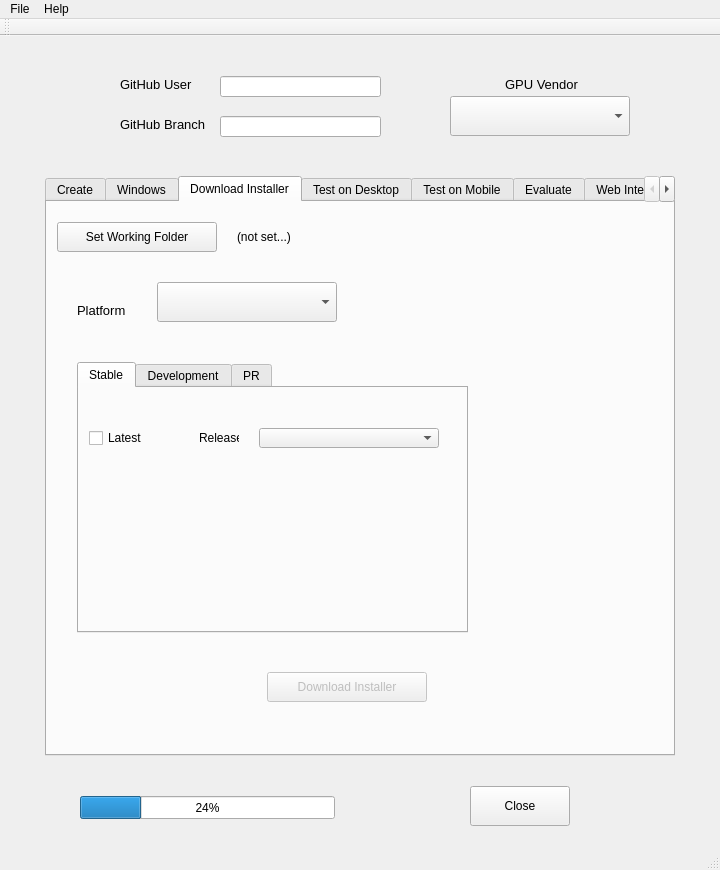
Old version of the form tools/nitpick/ui/Nitpick.ui in the repository NissimHadar/hifi.
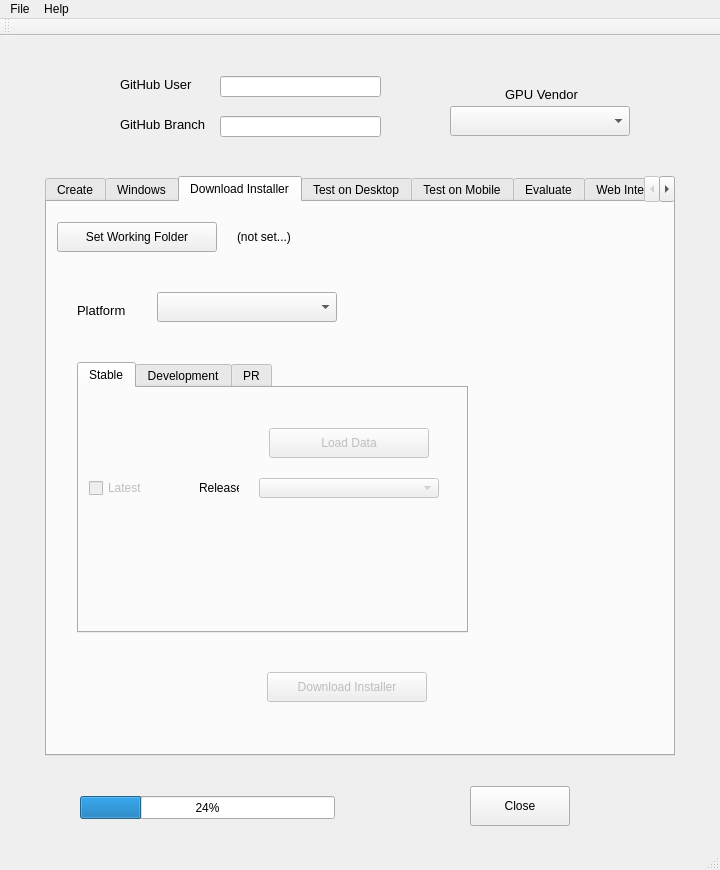
New version of the form. The open tabs and pages were chosen to show the change.

What changed in the file:
```diff
--- a/tools/nitpick/ui/Nitpick.ui
+++ b/tools/nitpick/ui/Nitpick.ui
@@ -196,9 +196,9 @@
       <property name="geometry">
        <rect>
         <x>110</x>
-        <y>80</y>
+        <y>90</y>
         <width>180</width>
-        <height>40</height>
+        <height>30</height>
        </rect>
       </property>
       <property name="font">
@@ -242,10 +242,13 @@
         <string>Stable</string>
        </attribute>
        <widget class="QCheckBox" name="latestStableCheckBox">
+        <property name="enabled">
+         <bool>false</bool>
+        </property>
         <property name="geometry">
          <rect>
           <x>10</x>
-          <y>40</y>
+          <y>90</y>
           <width>70</width>
           <height>20</height>
          </rect>
@@ -258,7 +261,7 @@
         <property name="geometry">
          <rect>
           <x>120</x>
-          <y>40</y>
+          <y>90</y>
           <width>40</width>
           <height>20</height>
          </rect>
@@ -268,10 +271,13 @@
         </property>
        </widget>
        <widget class="QComboBox" name="releaseComboBox">
+        <property name="enabled">
+         <bool>false</bool>
+        </property>
         <property name="geometry">
          <rect>
           <x>180</x>
-          <y>40</y>
+          <y>90</y>
           <width>180</width>
           <height>20</height>
          </rect>
@@ -282,6 +288,22 @@
          </font>
         </property>
        </widget>
+       <widget class="QPushButton" name="loadDataStablePushbutton">
+        <property name="enabled">
+         <bool>false</bool>
+        </property>
+        <property name="geometry">
+         <rect>
+          <x>190</x>
+          <y>40</y>
+          <width>160</width>
+          <height>30</height>
+         </rect>
+        </property>
+        <property name="text">
+         <string>Load Data</string>
+        </property>
+       </widget>
       </widget>
       <widget class="QWidget" name="tab_9">
        <attribute name="title">
@@ -1398,9 +1420,9 @@
     <property name="geometry">
      <rect>
       <x>450</x>
-      <y>60</y>
+      <y>70</y>
       <width>180</width>
-      <height>40</height>
+      <height>30</height>
      </rect>
     </property>
     <property name="font">
@@ -1413,7 +1435,7 @@
     <property name="geometry">
      <rect>
       <x>505</x>
-      <y>40</y>
+      <y>50</y>
       <width>81</width>
       <height>16</height>
      </rect>
```
Left out of the diff: 57 changed lines with no effect on the pictures.
